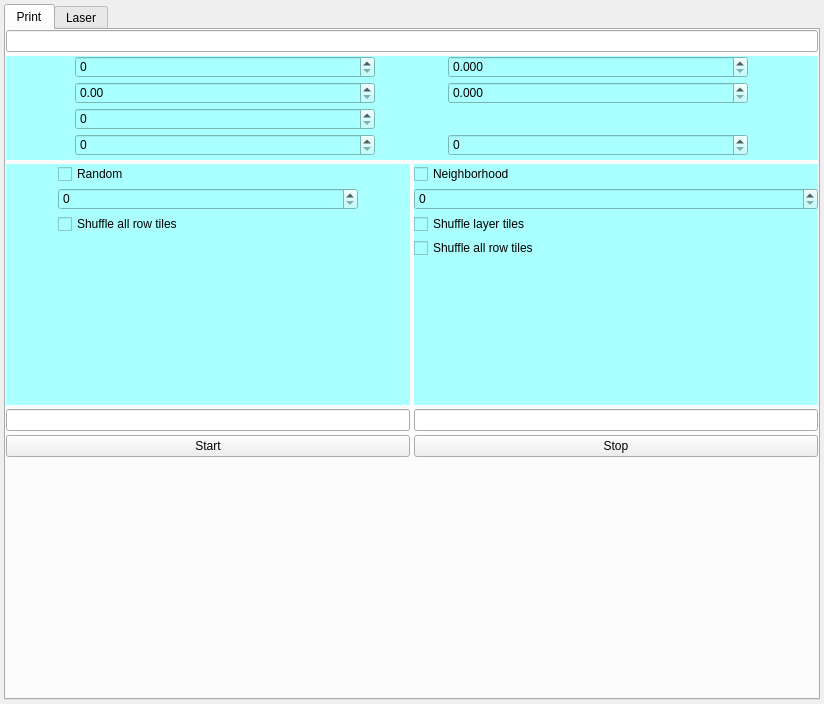
This is gui/ui/TestFrame.ui in nico88chessa/MIBDV as Qt 5 draws it before an edit. The edited form follows.
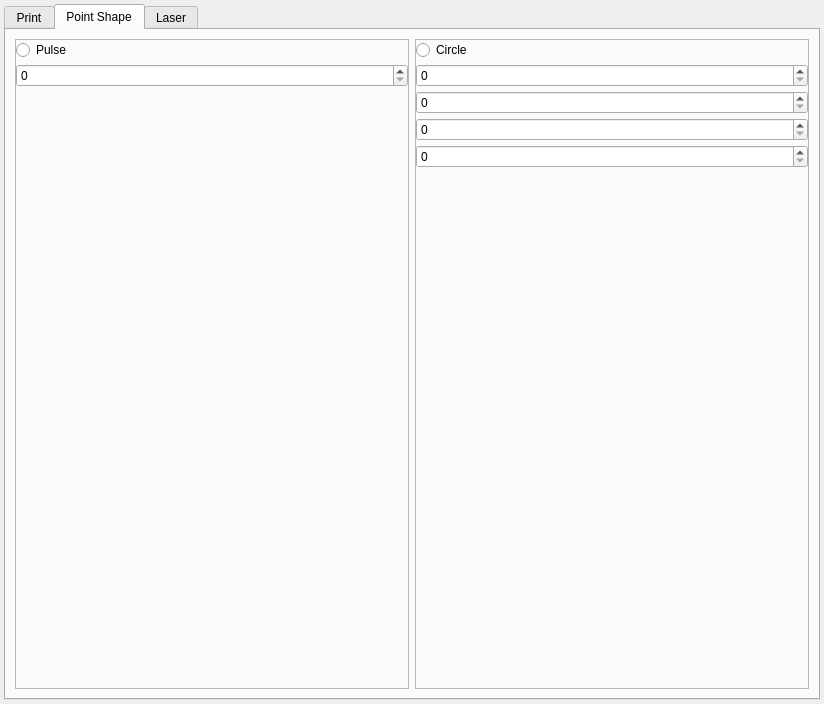
This is the edited form. Custom widgets are drawn as their Qt base class.

```diff
--- a/gui/ui/TestFrame.ui
+++ b/gui/ui/TestFrame.ui
@@ -32,7 +32,7 @@
    <item row="0" column="0">
     <widget class="QTabWidget" name="tabWidget">
      <property name="currentIndex">
-      <number>0</number>
+      <number>1</number>
      </property>
      <widget class="QWidget" name="tabPrint">
       <attribute name="title">
@@ -113,13 +113,6 @@
             </property>
            </widget>
           </item>
-          <item row="3" column="1">
-           <widget class="MDSpinBox" name="sbWaitTimeYMovement">
-            <property name="label" stdset="0">
-             <string>Wait time after axis Y movement [ms]</string>
-            </property>
-           </widget>
-          </item>
           <item row="1" column="0">
            <widget class="MDDoubleSpinBox" name="dsbOffsetX">
             <property name="minimumSize">
@@ -161,26 +154,14 @@
             </property>
            </widget>
           </item>
-          <item row="2" column="0">
-           <widget class="MDSpinBox" name="sbPulses">
-            <property name="minimumSize">
-             <size>
-              <width>300</width>
-              <height>0</height>
-             </size>
-            </property>
-            <property name="maximumSize">
-             <size>
-              <width>300</width>
-              <height>16777215</height>
-             </size>
-            </property>
+          <item row="2" column="1">
+           <widget class="MDSpinBox" name="sbWaitTimeYMovement">
             <property name="label" stdset="0">
-             <string>Pulses</string>
+             <string>Wait time after axis Y movement [ms]</string>
             </property>
            </widget>
           </item>
-          <item row="3" column="0">
+          <item row="2" column="0">
            <widget class="MDSpinBox" name="sbTileTime">
             <property name="minimumSize">
              <size>
@@ -405,6 +386,142 @@
        </item>
       </layout>
      </widget>
+     <widget class="QWidget" name="tabPointShape">
+      <attribute name="title">
+       <string>Point Shape</string>
+      </attribute>
+      <layout class="QGridLayout" name="gridLayout_9">
+       <item row="0" column="0">
+        <widget class="QFrame" name="frPoint">
+         <property name="frameShape">
+          <enum>QFrame::StyledPanel</enum>
+         </property>
+         <property name="frameShadow">
+          <enum>QFrame::Raised</enum>
+         </property>
+         <layout class="QGridLayout" name="gridLayout_10">
+          <property name="leftMargin">
+           <number>0</number>
+          </property>
+          <property name="topMargin">
+           <number>0</number>
+          </property>
+          <property name="rightMargin">
+           <number>0</number>
+          </property>
+          <property name="bottomMargin">
+           <number>0</number>
+          </property>
+          <property name="spacing">
+           <number>4</number>
+          </property>
+          <item row="2" column="0">
+           <spacer name="verticalSpacer_5">
+            <property name="orientation">
+             <enum>Qt::Vertical</enum>
+            </property>
+            <property name="sizeHint" stdset="0">
+             <size>
+              <width>20</width>
+              <height>40</height>
+             </size>
+            </property>
+           </spacer>
+          </item>
+          <item row="0" column="0">
+           <widget class="QRadioButton" name="rbPoint">
+            <property name="text">
+             <string>Pulse</string>
+            </property>
+           </widget>
+          </item>
+          <item row="1" column="0">
+           <widget class="MDSpinBox" name="sbPulses">
+            <property name="label" stdset="0">
+             <string>Pulses</string>
+            </property>
+           </widget>
+          </item>
+         </layout>
+        </widget>
+       </item>
+       <item row="0" column="1">
+        <widget class="QFrame" name="frCircle">
+         <property name="frameShape">
+          <enum>QFrame::StyledPanel</enum>
+         </property>
+         <property name="frameShadow">
+          <enum>QFrame::Raised</enum>
+         </property>
+         <layout class="QGridLayout" name="gridLayout_11">
+          <property name="leftMargin">
+           <number>0</number>
+          </property>
+          <property name="topMargin">
+           <number>0</number>
+          </property>
+          <property name="rightMargin">
+           <number>0</number>
+          </property>
+          <property name="bottomMargin">
+           <number>0</number>
+          </property>
+          <property name="spacing">
+           <number>4</number>
+          </property>
+          <item row="3" column="0">
+           <widget class="MDSpinBox" name="sbCircleNumberSides">
+            <property name="label" stdset="0">
+             <string>Number of sides</string>
+            </property>
+           </widget>
+          </item>
+          <item row="2" column="0">
+           <widget class="MDSpinBox" name="sbCircleNumberRevolutions">
+            <property name="label" stdset="0">
+             <string>Number of revolutions</string>
+            </property>
+           </widget>
+          </item>
+          <item row="1" column="0">
+           <widget class="MDSpinBox" name="sbCircleRadius">
+            <property name="label" stdset="0">
+             <string>Radius [um]</string>
+            </property>
+           </widget>
+          </item>
+          <item row="5" column="0">
+           <spacer name="verticalSpacer_6">
+            <property name="orientation">
+             <enum>Qt::Vertical</enum>
+            </property>
+            <property name="sizeHint" stdset="0">
+             <size>
+              <width>20</width>
+              <height>40</height>
+             </size>
+            </property>
+           </spacer>
+          </item>
+          <item row="0" column="0">
+           <widget class="QRadioButton" name="rbCircle">
+            <property name="text">
+             <string>Circle</string>
+            </property>
+           </widget>
+          </item>
+          <item row="4" column="0">
+           <widget class="MDSpinBox" name="sbCirclePointsPitch">
+            <property name="label" stdset="0">
+             <string>Points pitch [um]</string>
+            </property>
+           </widget>
+          </item>
+         </layout>
+        </widget>
+       </item>
+      </layout>
+     </widget>
      <widget class="QWidget" name="tabLaser">
       <attribute name="title">
        <string>Laser</string>
```
Left out of the diff: 24 changed lines with no effect on the pictures.
